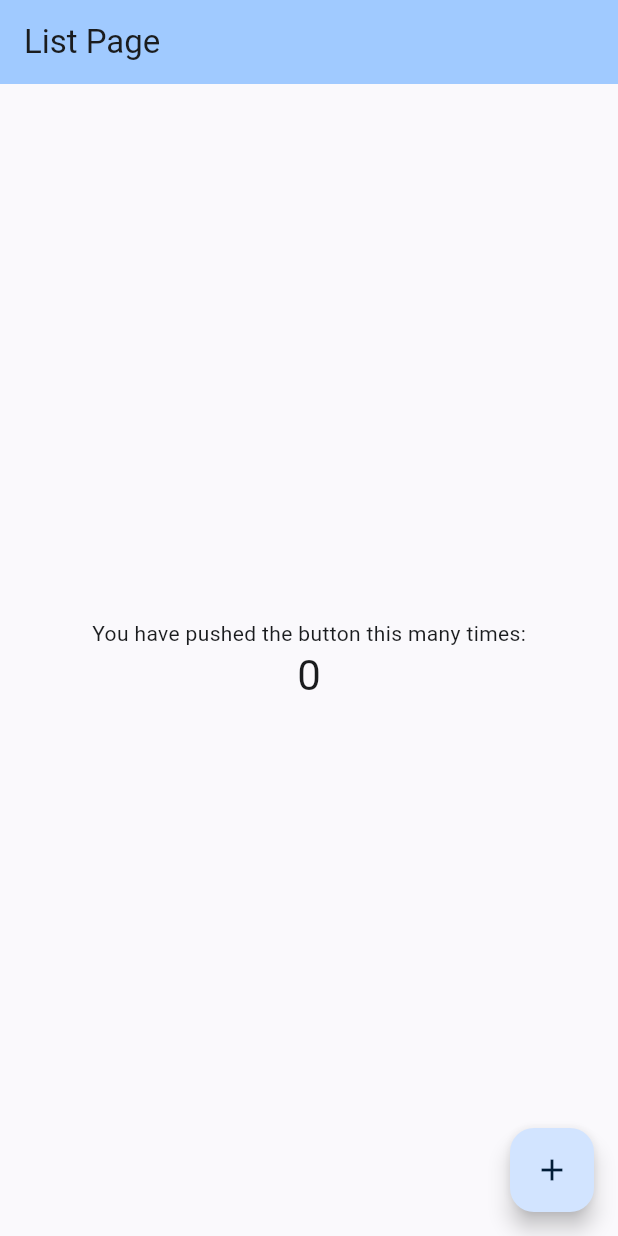
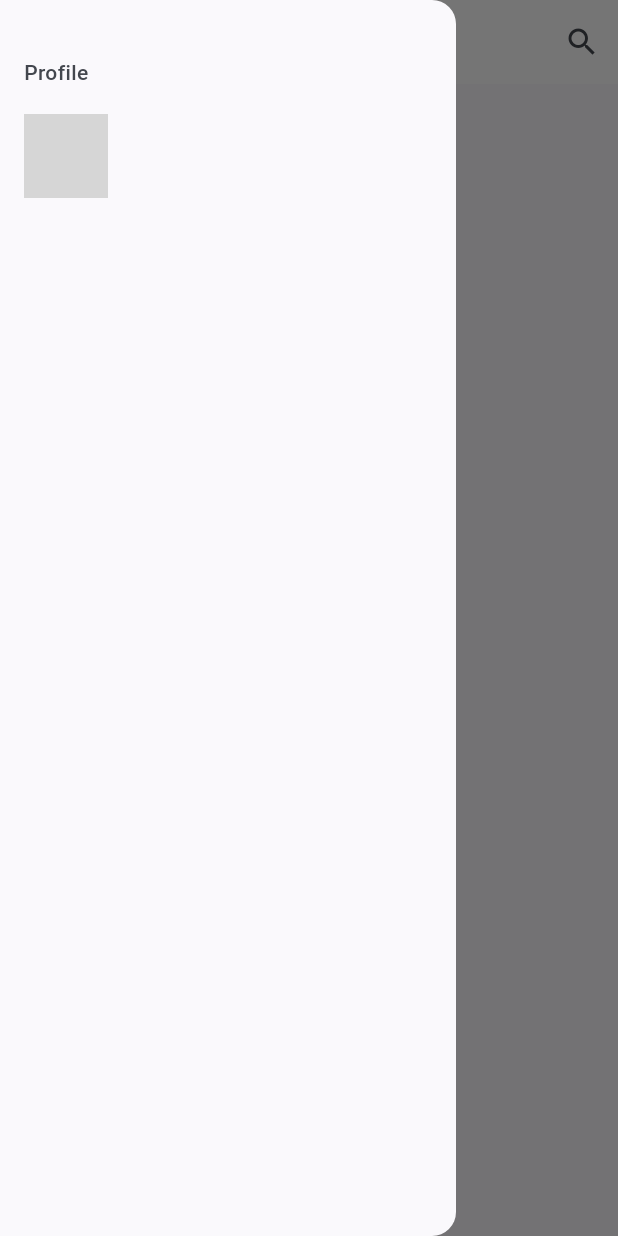
Before and after one commit to AlexEduV/lanars_flutter_test_task, a Flutter app: the HomePage screen opened directly, with the side drawer open (before the commit the screen has no drawer), on a phone screen of 412 x 824 dp. Run offline on Flutter 3.47's test engine with Material 3 defaults, Android fonts, the phone set to English and light mode, and no system bars; our stand-ins replace dio; accounts and stored records are empty; network calls fail; grey boxes are pictures that could not be loaded.

Commit message:
working on a home page;
finished Drawer;

```diff
--- a/lib/presentation/pages/home_page/home_page.dart
+++ b/lib/presentation/pages/home_page/home_page.dart
@@ -1,4 +1,5 @@
 import 'package:flutter/material.dart';
+import 'package:lanars_flutter_test_task/data/storage/global_mock_storage.dart';
 
 class HomePage extends StatefulWidget {
   const HomePage({super.key});
@@ -8,71 +9,95 @@ class HomePage extends StatefulWidget {
 }
 
 class _HomePageState extends State<HomePage> {
-  int _counter = 0;
-
-  void _incrementCounter() {
-    setState(() {
-      // This call to setState tells the Flutter framework that something has
-      // changed in this State, which causes it to rerun the build method below
-      // so that the display can reflect the updated values. If we changed
-      // _counter without calling setState(), then the build method would not be
-      // called again, and so nothing would appear to happen.
-      _counter++;
-    });
-  }
 
   @override
   Widget build(BuildContext context) {
-    // This method is rerun every time setState is called, for instance as done
-    // by the _incrementCounter method above.
-    //
-    // The Flutter framework has been optimized to make rerunning build methods
-    // fast, so that you can just rebuild anything that needs updating rather
-    // than having to individually change instances of widgets.
+
     return Scaffold(
       appBar: AppBar(
-        // TRY THIS: Try changing the color here to a specific color (to
-        // Colors.amber, perhaps?) and trigger a hot reload to see the AppBar
-        // change color while the other colors stay the same.
-        backgroundColor: Theme.of(context).colorScheme.inversePrimary,
-        // Here we take the value from the MyHomePage object that was created by
-        // the App.build method, and use it to set our appbar title.
+        centerTitle: true,
+        backgroundColor: Colors.white,
         title: const Text('List Page'),
+        actions: [
+          IconButton(
+            onPressed: () {},
+            icon: const Icon(Icons.search),
+          ),
+        ],
       ),
-      body: Center(
-        // Center is a layout widget. It takes a single child and positions it
-        // in the middle of the parent.
+      body: Scaffold(),
+      drawer: Drawer(
         child: Column(
-          // Column is also a layout widget. It takes a list of children and
-          // arranges them vertically. By default, it sizes itself to fit its
-          // children horizontally, and tries to be as tall as its parent.
-          //
-          // Column has various properties to control how it sizes itself and
-          // how it positions its children. Here we use mainAxisAlignment to
-          // center the children vertically; the main axis here is the vertical
-          // axis because Columns are vertical (the cross axis would be
-          // horizontal).
-          //
-          // TRY THIS: Invoke "debug painting" (choose the "Toggle Debug Paint"
-          // action in the IDE, or press "p" in the console), to see the
-          // wireframe for each widget.
-          mainAxisAlignment: MainAxisAlignment.center,
-          children: <Widget>[
-            const Text(
-              'You have pushed the button this many times:',
+          crossAxisAlignment: CrossAxisAlignment.start,
+          children: [
+
+            const SizedBox(height: 20.0,),
+
+            Padding(
+              padding: const EdgeInsets.symmetric(vertical: 18.0, horizontal: 16.0),
+              child: Text(
+                'Profile',
+                style: TextStyle(
+                  fontWeight: FontWeight.w500,
+                  fontSize: 14,
+                  color: Theme.of(context).colorScheme.onSurfaceVariant,
+                  height: 20 / 14
+                ),
+              ),
             ),
-            Text(
-              '$_counter',
-              style: Theme.of(context).textTheme.headlineMedium,
+
+            Padding(
+              padding: const EdgeInsets.symmetric(horizontal: 16.0),
+              child: Row(
+                children: [
+
+                  ClipOval(
+                    child: Image.network(
+                      GlobalMockStorage.user.avatarImageSrc,
+                      height: 56.0,
+                      width: 56.0,
+                    ),
+                  ),
+
+                  const SizedBox(width: 16.0,),
+
+                  Column(
+                    crossAxisAlignment: CrossAxisAlignment.start,
+                    children: [
+
+                      Text(
+                        '${GlobalMockStorage.user.firstName} ${GlobalMockStorage.user.lastName}',
+                        style: TextStyle(
+                          color: Theme.of(context).colorScheme.onSurface,
+                          fontWeight: FontWeight.w400,
+                          fontSize: 16,
+                          height: 24.0 / 16.0,
+                          letterSpacing: 0.5
+                        ),
+                      ),
+
+                      Text(
+                        GlobalMockStorage.user.email,
+                        style: TextStyle(
+                          color: Theme.of(context).colorScheme.onSurface,
+                          fontWeight: FontWeight.w400,
+                          fontSize: 12,
+                          height: 16.0 / 12.0
+                        ),
+                      ),
+
+                    ],
+                  ),
+
+                ],
+              ),
             ),
+
+
+
           ],
         ),
       ),
-      floatingActionButton: FloatingActionButton(
-        onPressed: _incrementCounter,
-        tooltip: 'Increment',
-        child: const Icon(Icons.add),
-      ), // This trailing comma makes auto-formatting nicer for build methods.
     );
   }
 }
```
